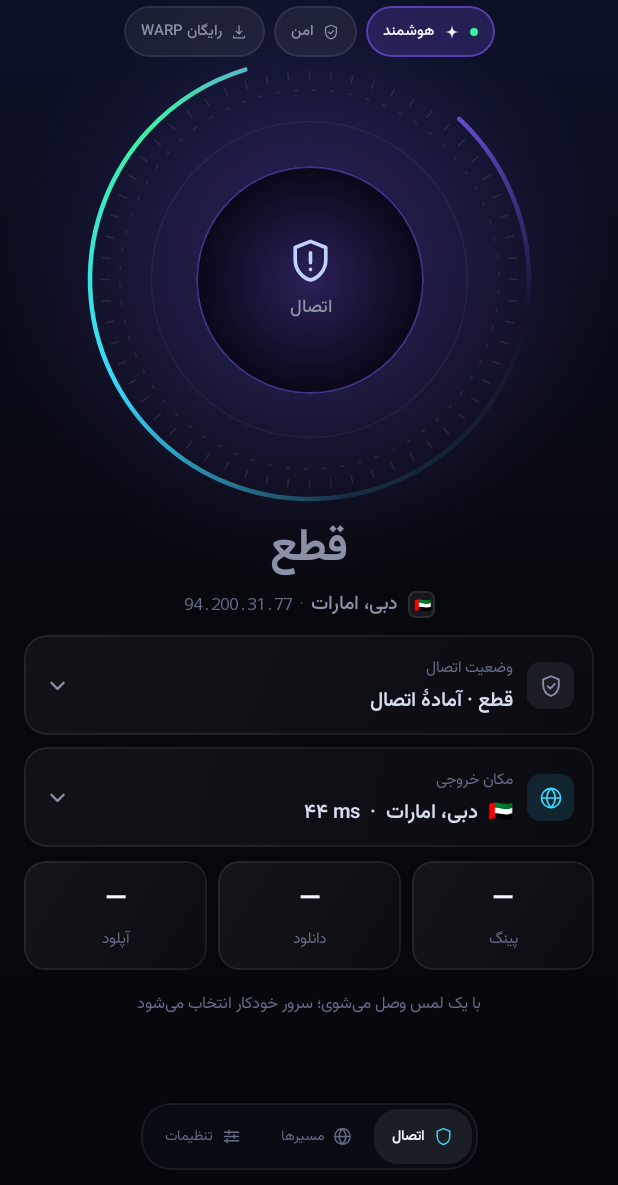
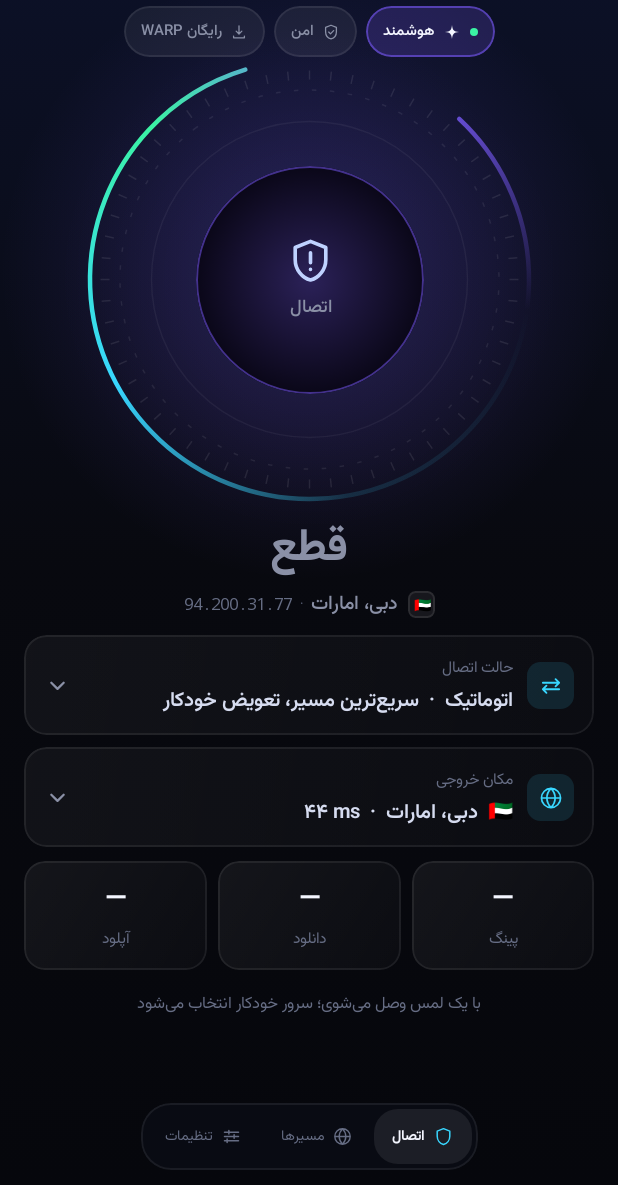
Before and after one commit to hidooch980/MolidVPN, an Android app built with Jetpack Compose: the screen it shows after launch (MainActivity), on a phone screen of 412 x 824 dp, the part 51-1236 px from its top. Run offline under Robolectric (Android 15) with nearby library versions, the phone set to English and light mode, and no system bars; network calls fail.

Commit message:
MolidVPN 0.4.2: connection mode card on home, real mode switching

```diff
--- a/app/build.gradle.kts
+++ b/app/build.gradle.kts
@@ -21,8 +21,8 @@ android {
         applicationId = "com.molidvpn"
         minSdk = 26
         targetSdk = 35
-        versionCode = 32
-        versionName = "0.4.1"
+        versionCode = 33
+        versionName = "0.4.2"
     }
 
     signingConfigs {
--- a/app/src/main/java/com/molidvpn/ui/MolidRoot.kt
+++ b/app/src/main/java/com/molidvpn/ui/MolidRoot.kt
@@ -147,6 +147,8 @@ fun MolidRoot(
                                         onWarp()
                                     }
                                 }
+                                "psiphon" -> toastLatest("سایفون: اپ جداگانه را نصب کن و آن‌جا وصل شو")
+                                "tor" -> toastLatest("تور: Orbot را نصب کن و آن‌جا وصل شو")
                                 else -> {
                                     settings.updateSmartSelect(true)
                                     settings.updateAutoPing(true)
@@ -155,6 +157,7 @@ fun MolidRoot(
                                 }
                             }
                         },
+                        onOpenLink = onOpenLink,
                         onToggle = onToggle,
                         onSelect = { s -> onSelect(s) },
                         onToast = toastLatest,
--- a/app/src/main/java/com/molidvpn/ui/screens/ConnectScreen.kt
+++ b/app/src/main/java/com/molidvpn/ui/screens/ConnectScreen.kt
@@ -57,6 +57,7 @@ import androidx.compose.ui.unit.sp
 import com.molidvpn.data.Server
 import com.molidvpn.net.Smart
 import com.molidvpn.ui.components.FlagChip
+import androidx.compose.ui.graphics.vector.ImageVector
 import com.molidvpn.ui.components.GlassCard
 import com.molidvpn.ui.components.OrbitReactor
 import com.molidvpn.ui.components.Pill
@@ -84,6 +85,7 @@ fun ConnectScreen(
     servers: List<Server>,
     mode: String,
     onMode: (String) -> Unit,
+    onOpenLink: (String) -> Unit,
     onToggle: () -> Unit,
     onSelect: (Server) -> Unit,
     onToast: (String) -> Unit,
@@ -118,18 +120,15 @@ fun ConnectScreen(
                 "modes" -> ModesSection(mode, onMode)
                 "orb" -> OrbSection(live, connected, connecting, clock, onToggle, section.scale)
                 "state" -> StateSection(connected, connecting, server)
-                "status_card" -> StatusCardSection(
+                "status_card" -> ModeCardSection(
+                    mode = mode,
                     connected = connected,
-                    connecting = connecting,
-                    engineDetail = engineDetail,
-                    handshakeAge = handshakeAge,
-                    server = server,
-                    ping = ping,
                     timer = timer,
-                    rx = rx,
-                    tx = tx,
                     open = open == 1,
                     onToggle = { open = if (open == 1) 0 else 1 },
+                    onMode = onMode,
+                    onOpenLink = onOpenLink,
+                    onToast = onToast,
                 )
                 "exits_card" -> ExitsCardSection(
                     server = server,
@@ -249,6 +248,88 @@ private fun StateSection(connected: Boolean, connecting: Boolean, server: Server
                         color = M.Muted2,
                         fontFamily = FontFamily.Monospace,
                     )
+                }
+            }
+        }
+    }
+}
+
+/** The connection modes offered on the home screen, in the order they are shown. */
+private data class ConnMode(
+    val id: String,
+    val title: String,
+    val note: String,
+    val icon: ImageVector,
+    val tint: Color,
+)
+
+private val CONN_MODES = listOf(
+    ConnMode("smart", "اتوماتیک", "سریع‌ترین مسیر، تعویض خودکار", MolidIcons.Sparkle, M.Cyan),
+    ConnMode("free", "وارپ (رایگان)", "کلادفلر · بدون لینک و اکانت", MolidIcons.Update, M.Violet),
+    ConnMode("psiphon", "سایفون", "اپ جداگانه · نصب از psiphon.ca", MolidIcons.Power, M.Amber),
+    ConnMode("tor", "تور (Orbot)", "اپ جداگانه · بدون کانفیگ", MolidIcons.Shield, M.Mint),
+    ConnMode("ss", "شادوساکس / VLESS", "موتور دوم · نسخهٔ بعد", MolidIcons.Swap, M.Muted2),
+)
+
+@Composable
+private fun ModeCardSection(
+    mode: String,
+    connected: Boolean,
+    timer: String,
+    open: Boolean,
+    onToggle: () -> Unit,
+    onMode: (String) -> Unit,
+    onOpenLink: (String) -> Unit,
+    onToast: (String) -> Unit,
+) {
+    val current = CONN_MODES.firstOrNull { it.id == mode } ?: CONN_MODES.first()
+    DrawerCard(
+        icon = MolidIcons.Swap,
+        tint = if (connected) M.Mint else current.tint,
+        title = "حالت اتصال",
+        summary = current.title + if (connected) "  ·  متصل  ·  " + timer else "  ·  " + current.note,
+        open = open,
+        onToggle = onToggle,
+    ) {
+        Column(Modifier.padding(horizontal = 7.dp, vertical = 6.dp)) {
+            CONN_MODES.forEach { item ->
+                Row(
+                    Modifier
+                        .fillMaxWidth()
+                        .clip(RoundedCornerShape(12.dp))
+                        .clickable {
+                            when (item.id) {
+                                "psiphon" -> {
+                                    onMode(item.id)
+                                    onOpenLink("https://psiphon.ca")
+                                }
+                                "tor" -> {
+                                    onMode(item.id)
+                                    onOpenLink("https://play.google.com/store/apps/details?id=org.torproject.android")
+                                }
+                                "ss" -> onToast("شادوساکس/VLESS در نسخهٔ بعد می‌آید")
+                                else -> onMode(item.id)
+                            }
+                            onToggle()
+                        }
+                        .padding(horizontal = 8.dp, vertical = 8.dp),
+                    verticalAlignment = Alignment.CenterVertically,
+                ) {
+                    Box(
+                        Modifier
+                            .size(26.dp)
+                            .clip(RoundedCornerShape(8.dp))
+                            .background(item.tint.copy(alpha = 0.12f)),
+                        contentAlignment = Alignment.Center,
+                    ) { Icon(item.icon, null, Modifier.size(14.dp), tint = item.tint) }
+                    Spacer(Modifier.width(9.dp))
+                    Column(Modifier.weight(1f)) {
+                        Text(item.title, fontSize = 11.sp, color = M.Text, fontFamily = MolidFont, fontWeight = FontWeight.SemiBold)
+                        Text(item.note, fontSize = 8.sp, color = M.Muted2, fontFamily = MolidFont, lineHeight = 11.sp)
+                    }
+                    if (item.id == mode) {
+                        Box(Modifier.size(7.dp).background(item.tint, CircleShape))
+                    }
                 }
             }
         }
```
Also changed, not shown: 4 other files.
